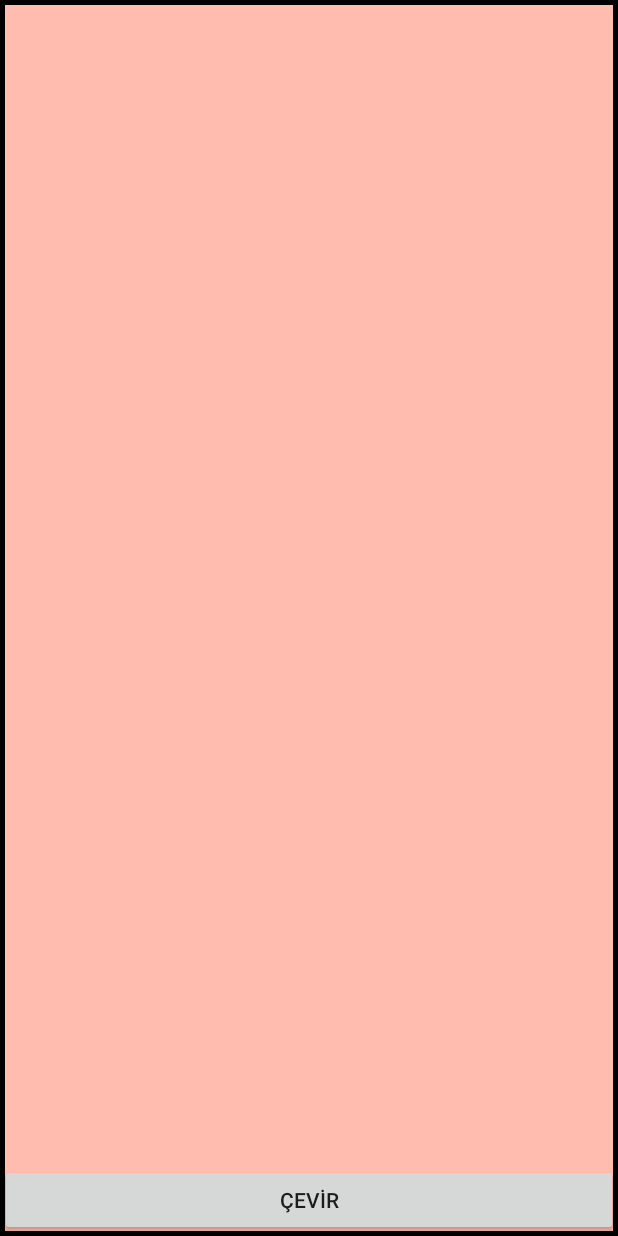
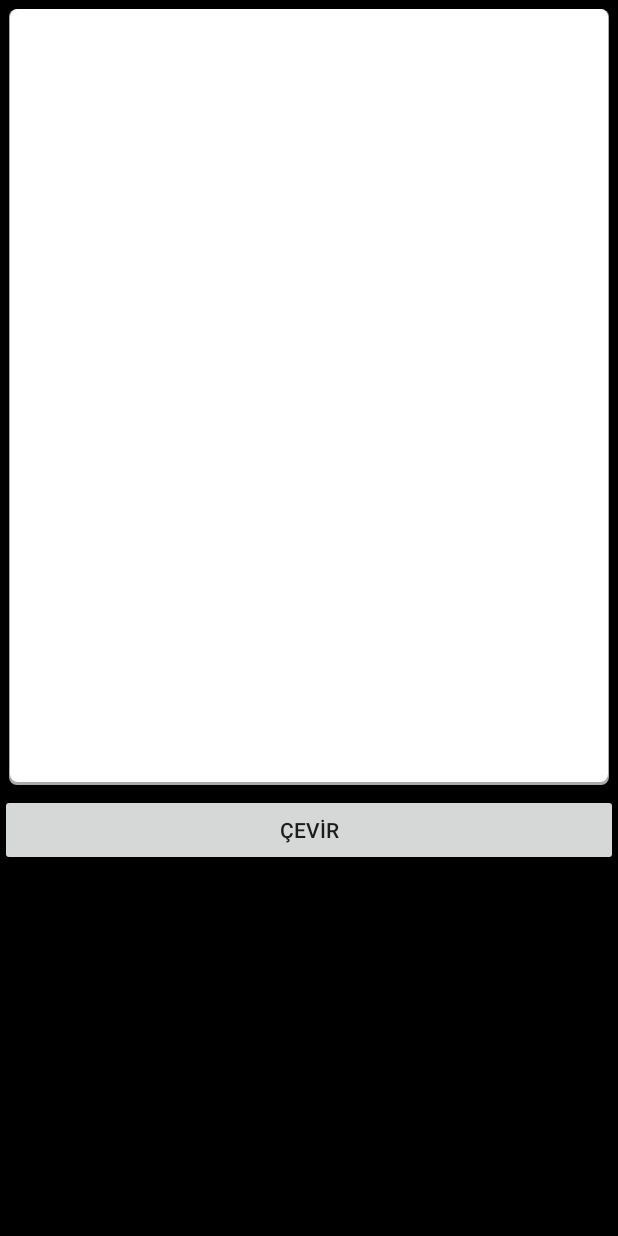
Before and after one commit to OmerOz34/AndroidCameraRecognitionText, an Android app: the SecondActivity screen opened directly, with no data from a screen before it, on a phone screen of 412 x 824 dp. Run offline under Robolectric (Android 15) with nearby library versions, the phone set to English and light mode, and no system bars.

Commit message:
25.03 v2
basit iyileştirmeler eklendi

```diff
--- a/app/src/main/java/dev/edmt/androidcamerarecognitiontext/MainActivity.java
+++ b/app/src/main/java/dev/edmt/androidcamerarecognitiontext/MainActivity.java
@@ -156,11 +156,12 @@ public class MainActivity extends AppCompatActivity {
                         text=text+item.getValue()+space;
                         stringBuilder.append("\n");
                     }
-                    Intent i=new Intent(MainActivity.this,SecondActivity.class);
-                    i.putExtra("string",text);
-                    startActivity(i);
+
                 }
-
+                else text="Could not recognise any text";
+                Intent i=new Intent(MainActivity.this,SecondActivity.class);
+                i.putExtra("string",text);
+                startActivity(i);
             }
         });
 
--- /dev/null
+++ b/app/src/main/res/drawable/bg_search.xml
@@ -0,0 +1,19 @@
+<?xml version="1.0" encoding="utf-8"?>
+<layer-list xmlns:android="http://schemas.android.com/apk/res/android">
+    <item>
+        <shape android:shape="rectangle">
+            <solid android:color="@android:color/darker_gray" />
+            <corners android:radius="5dp" />
+        </shape>
+    </item>
+
+    <item
+        android:bottom="2dp"
+        android:left="1dp"
+        android:right="1dp">
+        <shape android:shape="rectangle">
+            <solid android:color="@android:color/white" />
+            <corners android:radius="5dp" />
+        </shape>
+    </item>
+</layer-list>
--- a/app/src/main/res/layout/activity_second.xml
+++ b/app/src/main/res/layout/activity_second.xml
@@ -1,5 +1,5 @@
 <?xml version="1.0" encoding="utf-8"?>
-<RelativeLayout xmlns:android="http://schemas.android.com/apk/res/android"
+<LinearLayout xmlns:android="http://schemas.android.com/apk/res/android"
     xmlns:app="http://schemas.android.com/apk/res-auto"
     xmlns:tools="http://schemas.android.com/tools"
     android:layout_width="match_parent"
@@ -10,12 +10,16 @@
 
 
     <EditText
-        android:layout_margin="3dp"
         android:id="@+id/edittext"
         android:layout_width="match_parent"
-        android:layout_height="match_parent"
-        android:background="@color/colorPink"
-         />
+        android:layout_height="517dp"
+        android:layout_marginBottom="6dp"
+        android:layout_marginEnd="6dp"
+        android:layout_marginLeft="6dp"
+        android:layout_marginRight="6dp"
+        android:layout_marginStart="6dp"
+        android:layout_marginTop="6dp"
+        android:background="@drawable/bg_search" />
 
     <Button
         android:text="ÇEVİR"
@@ -24,4 +28,4 @@
         android:layout_alignParentBottom="true"
         android:layout_centerHorizontal="true"
         android:layout_gravity="bottom" />
-</RelativeLayout>
+</LinearLayout>
```
